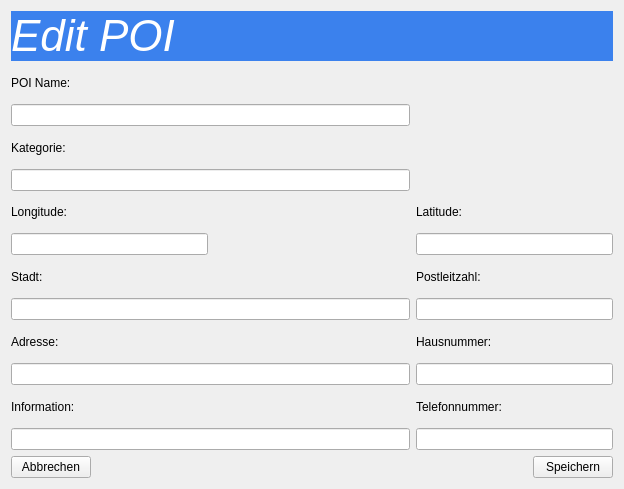
First picture: the form in src/editor.ui, repository bbulis-tgm/pois_management, before the edit.
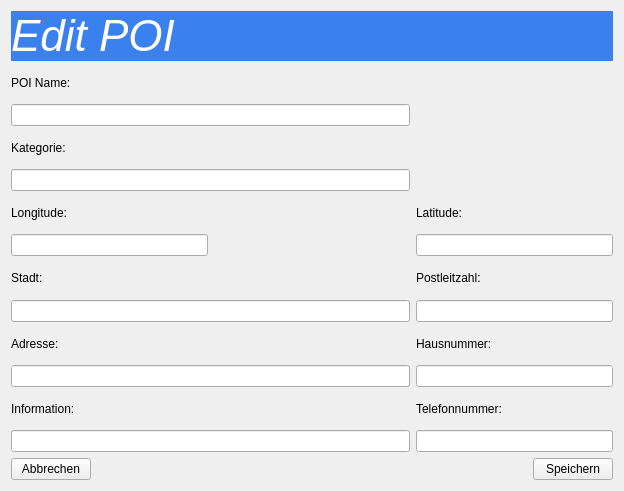
Second picture: the form after the edit.

The edit to the form file:
```diff
--- a/src/editor.ui
+++ b/src/editor.ui
@@ -7,7 +7,7 @@
     <x>0</x>
     <y>0</y>
     <width>624</width>
-    <height>489</height>
+    <height>491</height>
    </rect>
   </property>
   <property name="windowTitle">
```
Left out of the diff: 57 changed lines with no effect on the pictures.
